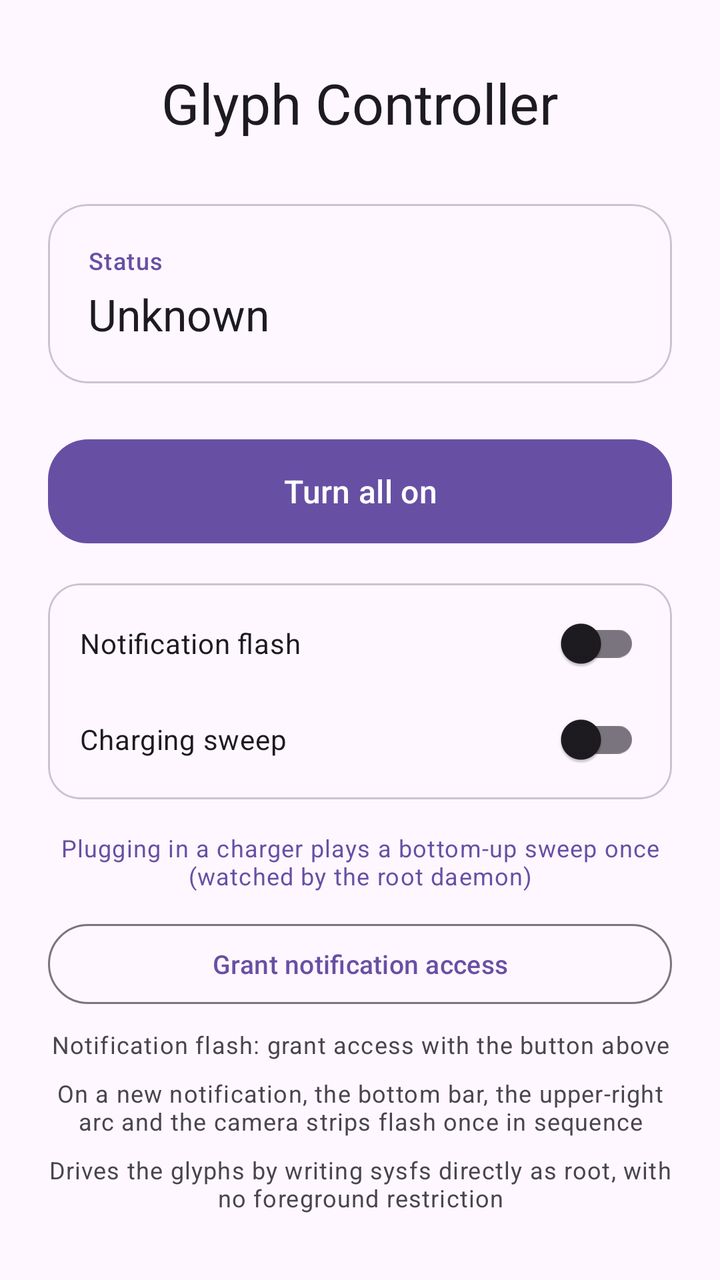
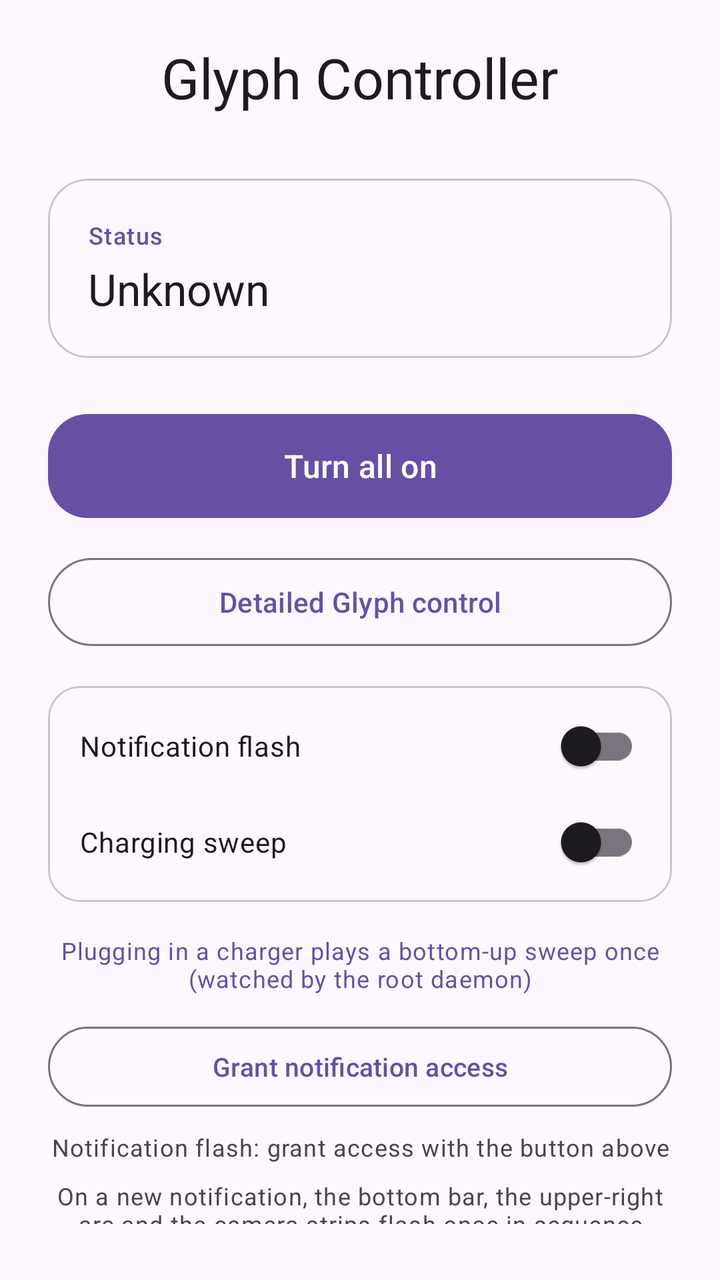

The first picture is an Android layout as it rendered before a commit; the second is the same layout after the commit. The layout source and the unified diff follow.
<!-- AndroidManifest.xml: application theme Theme.GlyphController -->
<!-- res/layout/activity_main.xml -->
<?xml version="1.0" encoding="utf-8"?>
<LinearLayout xmlns:android="http://schemas.android.com/apk/res/android"
    xmlns:app="http://schemas.android.com/apk/res-auto"
    android:layout_width="match_parent"
    android:layout_height="match_parent"
    android:orientation="vertical"
    android:gravity="center"
    android:padding="24dp">

    <TextView
        android:layout_width="wrap_content"
        android:layout_height="wrap_content"
        android:text="@string/app_name"
        android:textAppearance="?attr/textAppearanceHeadlineMedium"
        android:textColor="?attr/colorOnSurface"/>

    <com.google.android.material.card.MaterialCardView
        android:layout_width="match_parent"
        android:layout_height="wrap_content"
        android:layout_marginTop="32dp"
        app:cardCornerRadius="20dp"
        app:strokeWidth="1dp"
        app:strokeColor="?attr/colorOutlineVariant">

        <LinearLayout
            android:layout_width="match_parent"
            android:layout_height="wrap_content"
            android:orientation="vertical"
            android:padding="20dp">

            <TextView
                android:layout_width="wrap_content"
                android:layout_height="wrap_content"
                android:text="@string/status_label"
                android:textAppearance="?attr/textAppearanceLabelMedium"
                android:textColor="?attr/colorPrimary"/>

            <TextView
                android:id="@+id/tvStatus"
                android:layout_width="wrap_content"
                android:layout_height="wrap_content"
                android:layout_marginTop="4dp"
                android:text="@string/status_unknown"
                android:textAppearance="?attr/textAppearanceTitleLarge"
                android:textColor="?attr/colorOnSurface"/>

        </LinearLayout>

    </com.google.android.material.card.MaterialCardView>

    <com.google.android.material.button.MaterialButton
        android:id="@+id/btnToggle"
        android:layout_width="match_parent"
        android:layout_height="60dp"
        android:layout_marginTop="24dp"
        android:text="@string/btn_turn_on"
        android:textSize="16sp"
        app:cornerRadius="20dp"/>

    <com.google.android.material.card.MaterialCardView
        android:layout_width="match_parent"
        android:layout_height="wrap_content"
        android:layout_marginTop="16dp"
        app:cardCornerRadius="16dp"
        app:strokeWidth="1dp"
        app:strokeColor="?attr/colorOutlineVariant">

        <LinearLayout
            android:layout_width="match_parent"
            android:layout_height="wrap_content"
            android:orientation="vertical"
            android:padding="6dp">

            <com.google.android.material.switchmaterial.SwitchMaterial
                android:id="@+id/swNotify"
                android:layout_width="match_parent"
                android:layout_height="wrap_content"
                android:padding="10dp"
                android:text="@string/sw_notify"
                android:textSize="14sp"/>

            <com.google.android.material.switchmaterial.SwitchMaterial
                android:id="@+id/swCharger"
                android:layout_width="match_parent"
                android:layout_height="wrap_content"
                android:padding="10dp"
                android:text="@string/sw_charger"
                android:textSize="14sp"/>

        </LinearLayout>

    </com.google.android.material.card.MaterialCardView>

    <TextView
        android:layout_width="wrap_content"
        android:layout_height="wrap_content"
        android:layout_marginTop="16dp"
        android:gravity="center"
        android:text="@string/charger_hint"
        android:textAppearance="?attr/textAppearanceBodySmall"
        android:textColor="?attr/colorPrimary"/>

    <com.google.android.material.button.MaterialButton
        android:id="@+id/btnListener"
        style="@style/Widget.Material3.Button.OutlinedButton"
        android:layout_width="match_parent"
        android:layout_height="48dp"
        android:layout_marginTop="12dp"
        android:text="@string/btn_listener"
        android:textSize="13sp"/>

    <TextView
        android:id="@+id/tvNotify"
        android:layout_width="wrap_content"
        android:layout_height="wrap_content"
        android:layout_marginTop="8dp"
        android:gravity="center"
        android:text="@string/notify_need_listener"
        android:textAppearance="?attr/textAppearanceBodySmall"
        android:textColor="?attr/colorOnSurfaceVariant"/>

    <TextView
        android:layout_width="wrap_content"
        android:layout_height="wrap_content"
        android:layout_marginTop="8dp"
        android:gravity="center"
        android:text="@string/notify_hint"
        android:textAppearance="?attr/textAppearanceBodySmall"
        android:textColor="?attr/colorOnSurfaceVariant"/>

    <TextView
        android:layout_width="wrap_content"
        android:layout_height="wrap_content"
        android:layout_marginTop="8dp"
        android:gravity="center"
        android:text="@string/hint_root"
        android:textAppearance="?attr/textAppearanceBodySmall"
        android:textColor="?attr/colorOnSurfaceVariant"/>

</LinearLayout>
<!-- resources referenced by this layout -->
<resources>
  <string name="app_name">Glyph Controller</string>
  <string name="btn_listener">Grant notification access</string>
  <string name="btn_turn_on">Turn all on</string>
  <string name="charger_hint">Plugging in a charger plays a bottom-up sweep once (watched by the root daemon)</string>
  <string name="hint_root">Drives the glyphs by writing sysfs directly as root, with no foreground restriction</string>
  <string name="notify_hint">On a new notification, the bottom bar, the upper-right arc and the camera strips flash once in sequence</string>
  <string name="notify_need_listener">Notification flash: grant access with the button above</string>
  <string name="status_label">Status</string>
  <string name="status_unknown">Unknown</string>
  <string name="sw_charger">Charging sweep</string>
  <string name="sw_notify">Notification flash</string>
  <style name="Theme.GlyphController" parent="Theme.Material3.DayNight">
          
          <item name="dynamicColorThemeOverlay">@style/ThemeOverlay.Material3.DynamicColors.DayNight</item>
          <item name="android:statusBarColor">?attr/colorSurface</item>
          <item name="android:windowLightStatusBar">true</item>
      </style>
</resources>

<!-- the commit's change to res/layout/activity_main.xml (unified diff, before → after) -->
@@ -5,6 +5,7 @@
     android:layout_height="match_parent"
     android:orientation="vertical"
     android:gravity="center"
+    android:background="?attr/colorSurface"
     android:padding="24dp">
 
     <TextView
@@ -56,6 +57,14 @@
         android:text="@string/btn_turn_on"
         android:textSize="16sp"
         app:cornerRadius="20dp"/>
+
+    <com.google.android.material.button.MaterialButton
+        android:id="@+id/btnDetail"
+        style="@style/Widget.Material3.Button.OutlinedButton"
+        android:layout_width="match_parent"
+        android:layout_height="52dp"
+        android:layout_marginTop="12dp"
+        android:text="@string/btn_detail"/>
 
     <com.google.android.material.card.MaterialCardView
         android:layout_width="match_parent"
<!-- resource entries referenced after the edit -->
@@ -1,6 +1,7 @@
 <!-- resources referenced by this layout -->
 <resources>
   <string name="app_name">Glyph Controller</string>
+  <string name="btn_detail">Detailed Glyph control</string>
   <string name="btn_listener">Grant notification access</string>
   <string name="btn_turn_on">Turn all on</string>
   <string name="charger_hint">Plugging in a charger plays a bottom-up sweep once (watched by the root daemon)</string>
